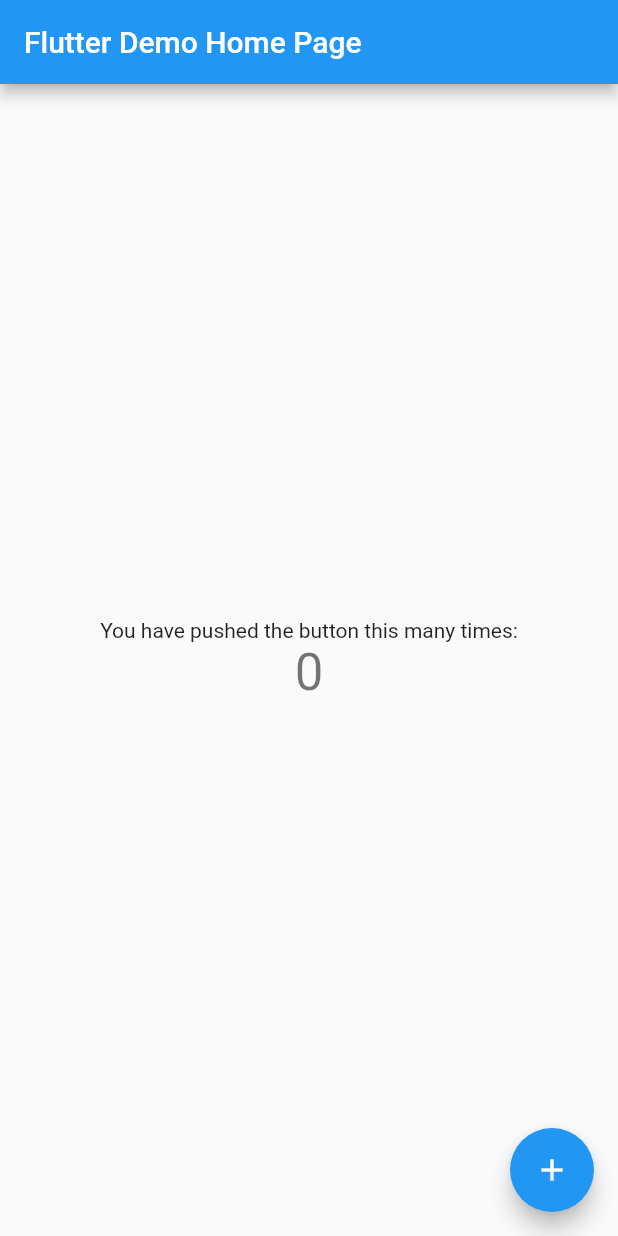
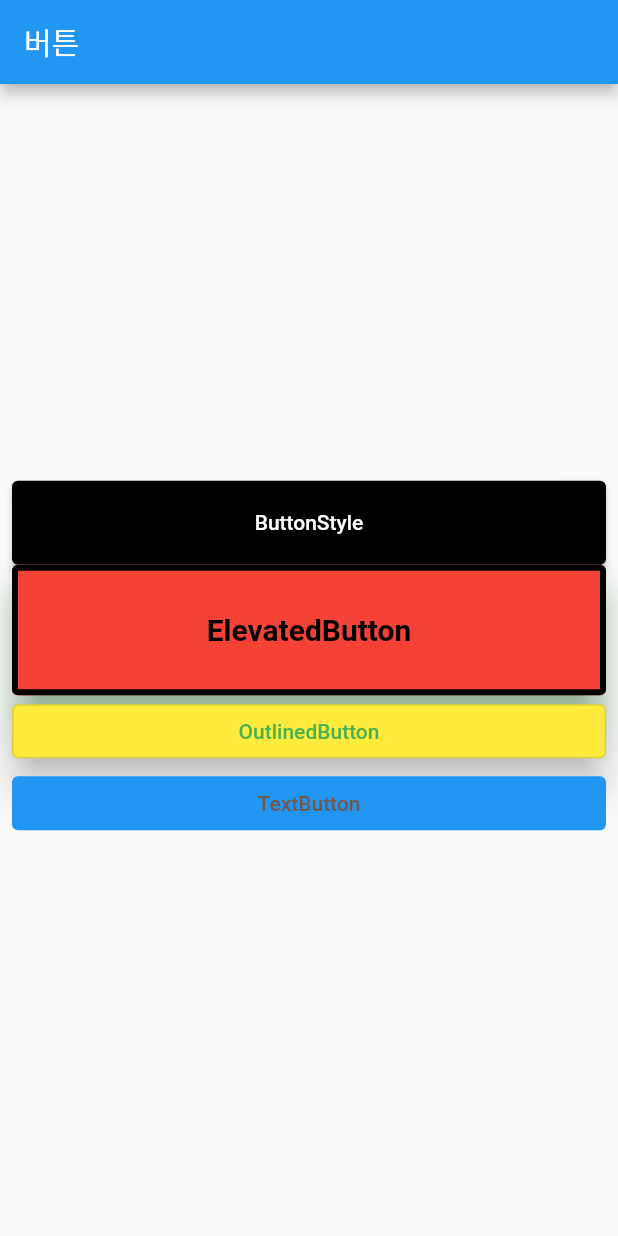
Before and after one commit to kyuSangHwang/flutter-study-lv1-ch10-theory-button, a Flutter app: the screen it shows after launch, on a phone screen of 412 x 824 dp. Run offline on Flutter 3.47's test engine with Material 2 defaults, Android fonts, the phone set to English and light mode, and no system bars.

Commit message:
여러가지 Buttons

```diff
--- a/lib/main.dart
+++ b/lib/main.dart
@@ -1,115 +1,10 @@
+import 'package:button/screen/home_screen.dart';
 import 'package:flutter/material.dart';
 
 void main() {
-  runApp(const MyApp());
+  runApp(
+    const MaterialApp(
+      home: HomeScreen(),
+    ),
+  );
 }
-
-class MyApp extends StatelessWidget {
-  const MyApp({super.key});
-
-  // This widget is the root of your application.
-  @override
-  Widget build(BuildContext context) {
-    return MaterialApp(
-      title: 'Flutter Demo',
-      theme: ThemeData(
-        // This is the theme of your application.
-        //
-        // Try running your application with "flutter run". You'll see the
-        // application has a blue toolbar. Then, without quitting the app, try
-        // changing the primarySwatch below to Colors.green and then invoke
-        // "hot reload" (press "r" in the console where you ran "flutter run",
-        // or simply save your changes to "hot reload" in a Flutter IDE).
-        // Notice that the counter didn't reset back to zero; the application
-        // is not restarted.
-        primarySwatch: Colors.blue,
-      ),
-      home: const MyHomePage(title: 'Flutter Demo Home Page'),
-    );
-  }
-}
-
-class MyHomePage extends StatefulWidget {
-  const MyHomePage({super.key, required this.title});
-
-  // This widget is the home page of your application. It is stateful, meaning
-  // that it has a State object (defined below) that contains fields that affect
-  // how it looks.
-
-  // This class is the configuration for the state. It holds the values (in this
-  // case the title) provided by the parent (in this case the App widget) and
-  // used by the build method of the State. Fields in a Widget subclass are
-  // always marked "final".
-
-  final String title;
-
-  @override
-  State<MyHomePage> createState() => _MyHomePageState();
-}
-
-class _MyHomePageState extends State<MyHomePage> {
-  int _counter = 0;
-
-  void _incrementCounter() {
-    setState(() {
-      // This call to setState tells the Flutter framework that something has
-      // changed in this State, which causes it to rerun the build method below
-      // so that the display can reflect the updated values. If we changed
-      // _counter without calling setState(), then the build method would not be
-      // called again, and so nothing would appear to happen.
-      _counter++;
-    });
-  }
-
-  @override
-  Widget build(BuildContext context) {
-    // This method is rerun every time setState is called, for instance as done
-    // by the _incrementCounter method above.
-    //
-    // The Flutter framework has been optimized to make rerunning build methods
-    // fast, so that you can just rebuild anything that needs updating rather
-    // than having to individually change instances of widgets.
-    return Scaffold(
-      appBar: AppBar(
-        // Here we take the value from the MyHomePage object that was created by
-        // the App.build method, and use it to set our appbar title.
-        title: Text(widget.title),
-      ),
-      body: Center(
-        // Center is a layout widget. It takes a single child and positions it
-        // in the middle of the parent.
-        child: Column(
-          // Column is also a layout widget. It takes a list of children and
-          // arranges them vertically. By default, it sizes itself to fit its
-          // children horizontally, and tries to be as tall as its parent.
-          //
-          // Invoke "debug painting" (press "p" in the console, choose the
-          // "Toggle Debug Paint" action from the Flutter Inspector in Android
-          // Studio, or the "Toggle Debug Paint" command in Visual Studio Code)
-          // to see the wireframe for each widget.
-          //
-          // Column has various properties to control how it sizes itself and
-          // how it positions its children. Here we use mainAxisAlignment to
-          // center the children vertically; the main axis here is the vertical
-          // axis because Columns are vertical (the cross axis would be
-          // horizontal).
-          mainAxisAlignment: MainAxisAlignment.center,
-          children: <Widget>[
-            const Text(
-              'You have pushed the button this many times:',
-            ),
-            Text(
-              '$_counter',
-              style: Theme.of(context).textTheme.headlineMedium,
-            ),
-          ],
-        ),
-      ),
-      floatingActionButton: FloatingActionButton(
-        onPressed: _incrementCounter,
-        tooltip: 'Increment',
-        child: const Icon(Icons.add),
-      ), // This trailing comma makes auto-formatting nicer for build methods.
-    );
-  }
-}
--- /dev/null
+++ b/lib/screen/home_screen.dart
@@ -0,0 +1,107 @@
+import 'package:flutter/material.dart';
+
+class HomeScreen extends StatelessWidget {
+  const HomeScreen({Key? key}) : super(key: key);
+
+  @override
+  Widget build(BuildContext context) {
+    return Scaffold(
+      appBar: AppBar(
+        title: const Text('버튼'),
+      ),
+      body: Padding(
+        padding: const EdgeInsets.symmetric(horizontal: 8.0),
+        child: Column(
+          mainAxisAlignment: MainAxisAlignment.center,
+          crossAxisAlignment: CrossAxisAlignment.stretch,
+          children: [
+            ElevatedButton(
+              onPressed: () {},
+              style: ButtonStyle(
+                // Material State
+                //
+                // hovered - 호버링 상태 (마우스 커서를 올려놓은상태)
+                // focused - 포커스 됐을때 (텍스트 필드)
+                // pressed - 눌렸을때 (o)
+                // dragged - 드래그 됐을때
+                // selected - 선택됐을때 (체크박스, 라디오 버튼)
+                // scrollUnder - 다른 컴포넌트 밑으로 스크롤링 됐을때
+                // disabled - 비활성화 됐을때 (o)
+                // error - 에러상태
+                backgroundColor: MaterialStateProperty.all(
+                  Colors.black,
+                ),
+                foregroundColor: MaterialStateProperty.resolveWith(
+                    (Set<MaterialState> states) {
+                  if (states.contains(MaterialState.pressed)) {
+                    return Colors.red;
+                  }
+
+                  return null;
+                }),
+                padding: MaterialStateProperty.resolveWith(
+                  (Set<MaterialState> states) {
+                    if(states.contains(MaterialState.pressed)){
+                      return const EdgeInsets.all(100.0);
+                    }
+
+                    return const EdgeInsets.all(20.0);
+                  },
+                ),
+              ),
+              child: const Text(
+                'ButtonStyle',
+              ),
+            ),
+            ElevatedButton(
+              onPressed: () {},
+              style: ElevatedButton.styleFrom(
+                // 메인 칼라
+                primary: Colors.red,
+                // 글자 및 애니메이션 색깔
+                onPrimary: Colors.black,
+                // 그림자 색깔
+                shadowColor: Colors.green,
+                // 3D 입체감의 높이
+                elevation: 10.0,
+                textStyle: const TextStyle(
+                  fontWeight: FontWeight.w700,
+                  fontSize: 20.0,
+                ),
+                padding: const EdgeInsets.all(32.0),
+                side: const BorderSide(
+                  color: Colors.black,
+                  width: 4.0,
+                ),
+              ),
+              child: const Text(
+                'ElevatedButton',
+              ),
+            ),
+            OutlinedButton(
+              onPressed: () {},
+              style: OutlinedButton.styleFrom(
+                primary: Colors.green,
+                backgroundColor: Colors.yellow,
+                elevation: 10.0,
+              ),
+              child: const Text(
+                'OutlinedButton',
+              ),
+            ),
+            TextButton(
+              onPressed: () {},
+              style: TextButton.styleFrom(
+                primary: Colors.brown,
+                backgroundColor: Colors.blue,
+              ),
+              child: const Text(
+                'TextButton',
+              ),
+            ),
+          ],
+        ),
+      ),
+    );
+  }
+}
```
